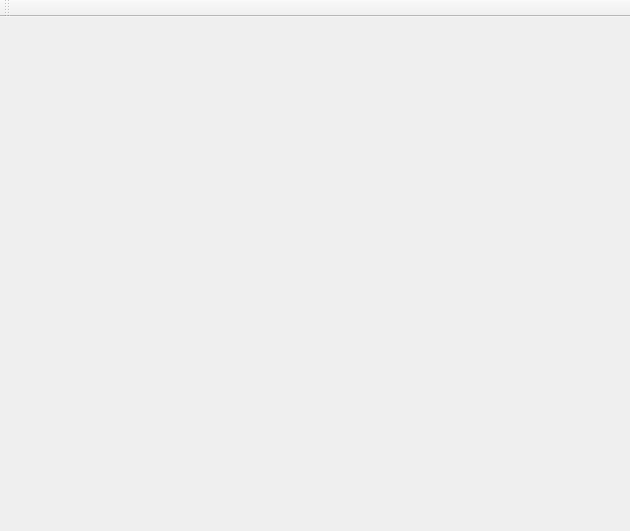
philipscode/Quiz-for-genetic-algorithm-task, file mainwindow.ui: the form before one commit.
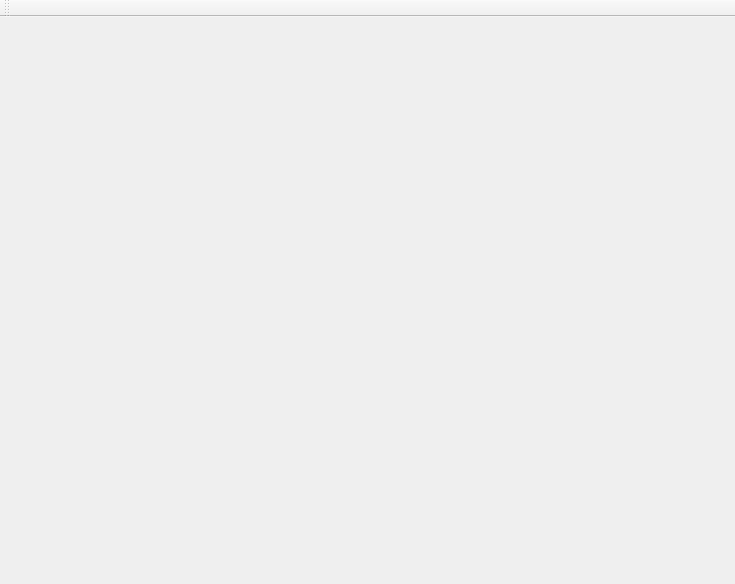
The form after the commit.

Diff of the .ui file:
```diff
--- a/mainwindow.ui
+++ b/mainwindow.ui
@@ -6,8 +6,8 @@
    <rect>
     <x>0</x>
     <y>0</y>
-    <width>630</width>
-    <height>531</height>
+    <width>735</width>
+    <height>584</height>
    </rect>
   </property>
   <property name="windowTitle">
```
Left out of the diff: 2 changed lines with no effect on the pictures.
